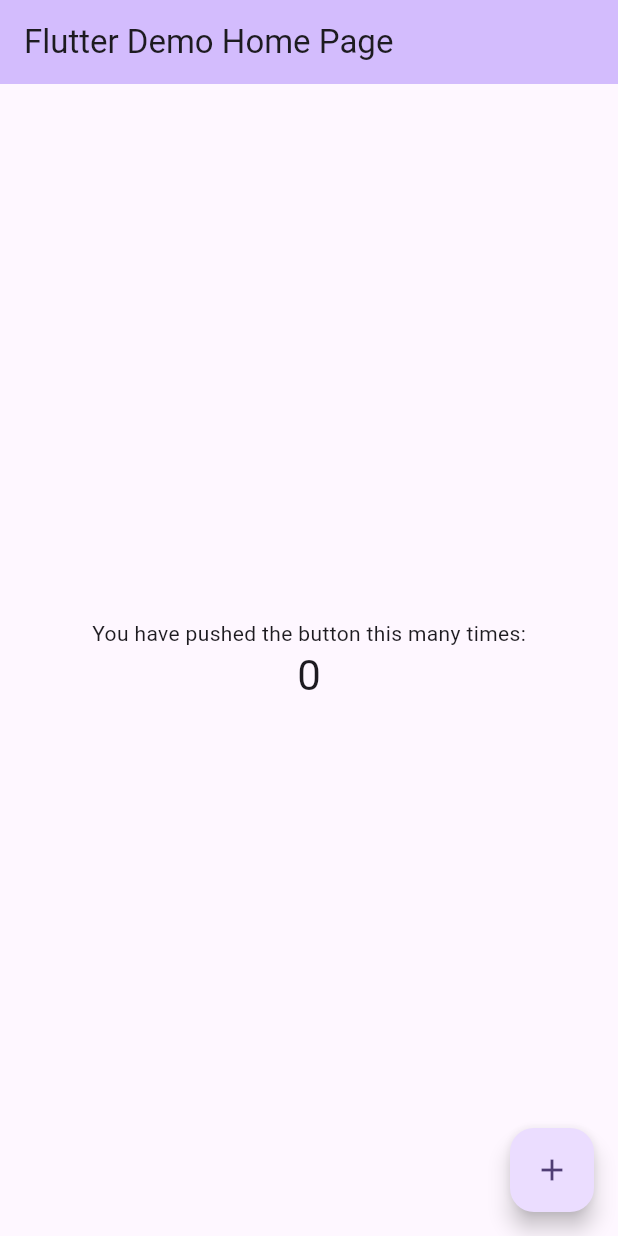
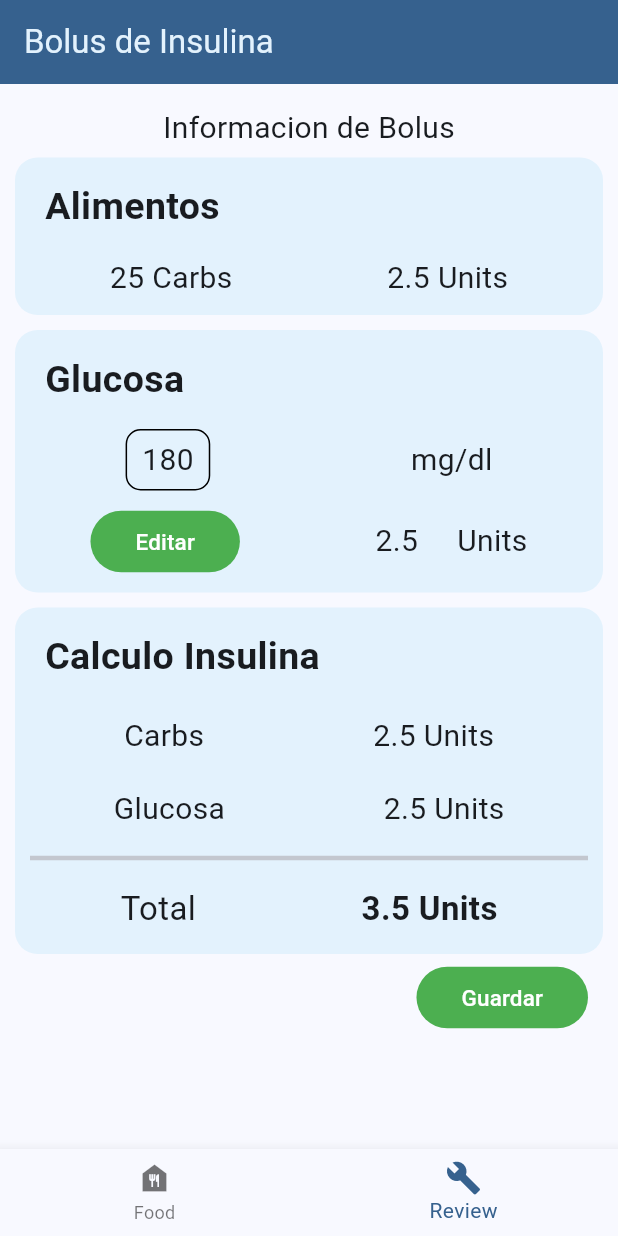
Before and after one commit to ochavirar/InsulineCalculator, a Flutter app: the screen it shows after launch, on a phone screen of 412 x 824 dp. Run offline on Flutter 3.47's test engine with Material 2 defaults, Android fonts, the phone set to English and light mode, and no system bars; our stand-ins replace flutter_slidable.

Commit message:
screen bolus y alimentos bolus

```diff
--- a/insuline_calculator/lib/main.dart
+++ b/insuline_calculator/lib/main.dart
@@ -1,4 +1,5 @@
 import 'package:flutter/material.dart';
+import 'screens/main_bolus.dart';
 
 void main() {
   runApp(const MyApp());
@@ -13,113 +14,10 @@ class MyApp extends StatelessWidget {
     return MaterialApp(
       title: 'Flutter Demo',
       theme: ThemeData(
-        // This is the theme of your application.
-        //
-        // TRY THIS: Try running your application with "flutter run". You'll see
-        // the application has a blue toolbar. Then, without quitting the app,
-        // try changing the seedColor in the colorScheme below to Colors.green
-        // and then invoke "hot reload" (save your changes or press the "hot
-        // reload" button in a Flutter-supported IDE, or press "r" if you used
-        // the command line to start the app).
-        //
-        // Notice that the counter didn't reset back to zero; the application
-        // state is not lost during the reload. To reset the state, use hot
-        // restart instead.
-        //
-        // This works for code too, not just values: Most code changes can be
-        // tested with just a hot reload.
-        colorScheme: ColorScheme.fromSeed(seedColor: Colors.deepPurple),
+        colorScheme: ColorScheme.fromSeed(seedColor: Colors.blue),
         useMaterial3: true,
       ),
-      home: const MyHomePage(title: 'Flutter Demo Home Page'),
+      home: MainBolusScreen(),
     );
   }
 }
-
-class MyHomePage extends StatefulWidget {
-  const MyHomePage({super.key, required this.title});
-
-  // This widget is the home page of your application. It is stateful, meaning
-  // that it has a State object (defined below) that contains fields that affect
-  // how it looks.
-
-  // This class is the configuration for the state. It holds the values (in this
-  // case the title) provided by the parent (in this case the App widget) and
-  // used by the build method of the State. Fields in a Widget subclass are
-  // always marked "final".
-
-  final String title;
-
-  @override
-  State<MyHomePage> createState() => _MyHomePageState();
-}
-
-class _MyHomePageState extends State<MyHomePage> {
-  int _counter = 0;
-
-  void _incrementCounter() {
-    setState(() {
-      // This call to setState tells the Flutter framework that something has
-      // changed in this State, which causes it to rerun the build method below
-      // so that the display can reflect the updated values. If we changed
-      // _counter without calling setState(), then the build method would not be
-      // called again, and so nothing would appear to happen.
-      _counter++;
-    });
-  }
-
-  @override
-  Widget build(BuildContext context) {
-    // This method is rerun every time setState is called, for instance as done
-    // by the _incrementCounter method above.
-    //
-    // The Flutter framework has been optimized to make rerunning build methods
-    // fast, so that you can just rebuild anything that needs updating rather
-    // than having to individually change instances of widgets.
-    return Scaffold(
-      appBar: AppBar(
-        // TRY THIS: Try changing the color here to a specific color (to
-        // Colors.amber, perhaps?) and trigger a hot reload to see the AppBar
-        // change color while the other colors stay the same.
-        backgroundColor: Theme.of(context).colorScheme.inversePrimary,
-        // Here we take the value from the MyHomePage object that was created by
-        // the App.build method, and use it to set our appbar title.
-        title: Text(widget.title),
-      ),
-      body: Center(
-        // Center is a layout widget. It takes a single child and positions it
-        // in the middle of the parent.
-        child: Column(
-          // Column is also a layout widget. It takes a list of children and
-          // arranges them vertically. By default, it sizes itself to fit its
-          // children horizontally, and tries to be as tall as its parent.
-          //
-          // Column has various properties to control how it sizes itself and
-          // how it positions its children. Here we use mainAxisAlignment to
-          // center the children vertically; the main axis here is the vertical
-          // axis because Columns are vertical (the cross axis would be
-          // horizontal).
-          //
-          // TRY THIS: Invoke "debug painting" (choose the "Toggle Debug Paint"
-          // action in the IDE, or press "p" in the console), to see the
-          // wireframe for each widget.
-          mainAxisAlignment: MainAxisAlignment.center,
-          children: <Widget>[
-            const Text(
-              'You have pushed the button this many times:',
-            ),
-            Text(
-              '$_counter',
-              style: Theme.of(context).textTheme.headlineMedium,
-            ),
-          ],
-        ),
-      ),
-      floatingActionButton: FloatingActionButton(
-        onPressed: _incrementCounter,
-        tooltip: 'Increment',
-        child: const Icon(Icons.add),
-      ), // This trailing comma makes auto-formatting nicer for build methods.
-    );
-  }
-}
--- /dev/null
+++ b/insuline_calculator/lib/screens/bolus_data.dart
@@ -0,0 +1,282 @@
+import 'package:flutter/material.dart';
+
+class BolusData extends StatefulWidget {
+  const BolusData({super.key});
+
+  @override
+  State<BolusData> createState() => _BolusDataState();
+}
+
+class _BolusDataState extends State<BolusData> {
+  @override
+  Widget build(BuildContext context) {
+    return Column(
+      children: [
+        Row(
+          mainAxisAlignment: MainAxisAlignment.center,
+          children: [
+            Container(
+              padding: EdgeInsets.only(top: 15),
+              child: Text(
+                'Informacion de Bolus',
+                style: TextStyle(fontSize: 20),
+              ),
+            )
+          ],
+        ),
+        Container(
+          padding: const EdgeInsets.symmetric(vertical: 5, horizontal: 10),
+          margin: const EdgeInsets.symmetric(vertical: 5, horizontal: 10),
+          decoration: BoxDecoration(
+            borderRadius: BorderRadius.circular(15),
+            color: Theme.of(context).secondaryHeaderColor,
+          ),
+          child: Column(
+            children: [
+              Row(
+                mainAxisAlignment: MainAxisAlignment.start,
+                children: [
+                  Container(
+                    margin: EdgeInsets.all(5),
+                    padding: EdgeInsets.all(5),
+                    child: Text(
+                      'Alimentos',
+                      style:
+                          TextStyle(fontWeight: FontWeight.bold, fontSize: 25),
+                    ),
+                  )
+                ],
+              ),
+              Padding(
+                padding:
+                    const EdgeInsets.symmetric(vertical: 5, horizontal: 10),
+                child: Row(
+                  mainAxisAlignment: MainAxisAlignment.spaceEvenly,
+                  children: [
+                    Padding(
+                      padding: const EdgeInsets.only(right: 40),
+                      child: Text(
+                        '25' + ' Carbs',
+                        style: TextStyle(fontSize: 20),
+                      ),
+                    ),
+                    Padding(
+                      padding: const EdgeInsets.only(left: 20),
+                      child: Text(
+                        '2.5' + ' Units',
+                        style: TextStyle(fontSize: 20),
+                      ),
+                    ),
+                  ],
+                ),
+              )
+            ],
+          ),
+        ),
+        Container(
+          padding: const EdgeInsets.symmetric(vertical: 5, horizontal: 10),
+          margin: const EdgeInsets.symmetric(vertical: 5, horizontal: 10),
+          //height: 130,
+          decoration: BoxDecoration(
+            borderRadius: BorderRadius.circular(15),
+            color: Theme.of(context).secondaryHeaderColor,
+          ),
+          child: Column(
+            children: [
+              Row(
+                mainAxisAlignment: MainAxisAlignment.start,
+                children: [
+                  Container(
+                    margin: EdgeInsets.all(5),
+                    padding: EdgeInsets.all(5),
+                    child: Text(
+                      'Glucosa',
+                      style:
+                          TextStyle(fontWeight: FontWeight.bold, fontSize: 25),
+                    ),
+                  )
+                ],
+              ),
+              Padding(
+                padding:
+                    const EdgeInsets.symmetric(vertical: 5, horizontal: 10),
+                child: Row(
+                  mainAxisAlignment: MainAxisAlignment.spaceEvenly,
+                  children: [
+                    Container(
+                      margin: EdgeInsets.only(right: 60),
+                      padding: const EdgeInsets.symmetric(
+                          horizontal: 10, vertical: 5),
+                      decoration: BoxDecoration(
+                          border: Border.all(color: Colors.black),
+                          borderRadius: BorderRadius.circular(10)),
+                      child: Center(
+                        child: Text(
+                          '180',
+                          style: TextStyle(fontSize: 20),
+                        ),
+                      ),
+                    ),
+                    Padding(
+                      padding: const EdgeInsets.only(left: 20),
+                      child: Text(
+                        'mg/dl',
+                        style: TextStyle(fontSize: 20),
+                      ),
+                    ),
+                  ],
+                ),
+              ),
+              Padding(
+                padding:
+                    const EdgeInsets.symmetric(vertical: 5, horizontal: 10),
+                child: Row(
+                  mainAxisAlignment: MainAxisAlignment.spaceEvenly,
+                  children: [
+                    Padding(
+                      padding: const EdgeInsets.only(right: 40),
+                      child: TextButton(
+                        style: TextButton.styleFrom(
+                            padding: EdgeInsets.symmetric(
+                                horizontal: 30, vertical: 10),
+                            backgroundColor: Colors.green,
+                            foregroundColor: Colors.white),
+                        child: Text(
+                          'Editar',
+                          style: TextStyle(fontSize: 15),
+                        ),
+                        onPressed: () {},
+                      ),
+                    ),
+                    Padding(
+                      padding: const EdgeInsets.only(left: 20),
+                      child: Text(
+                        '2.5' + '     Units',
+                        style: TextStyle(fontSize: 20),
+                      ),
+                    ),
+                  ],
+                ),
+              )
+            ],
+          ),
+        ),
+        Container(
+          padding: const EdgeInsets.symmetric(vertical: 5, horizontal: 10),
+          margin: const EdgeInsets.symmetric(vertical: 5, horizontal: 10),
+          decoration: BoxDecoration(
+            borderRadius: BorderRadius.circular(15),
+            color: Theme.of(context).secondaryHeaderColor,
+          ),
+          child: Column(
+            children: [
+              Row(
+                mainAxisAlignment: MainAxisAlignment.start,
+                children: [
+                  Container(
+                    margin: EdgeInsets.all(5),
+                    padding: EdgeInsets.all(5),
+                    child: Text(
+                      'Calculo Insulina',
+                      style:
+                          TextStyle(fontWeight: FontWeight.bold, fontSize: 25),
+                    ),
+                  )
+                ],
+              ),
+              const Padding(
+                padding: EdgeInsets.all(10.0),
+                child: Row(
+                  mainAxisAlignment: MainAxisAlignment.spaceEvenly,
+                  children: [
+                    Padding(
+                      padding: EdgeInsets.only(right: 40),
+                      child: Text(
+                        'Carbs',
+                        style: TextStyle(fontSize: 20),
+                      ),
+                    ),
+                    Padding(
+                      padding: EdgeInsets.only(left: 20),
+                      child: Text(
+                        '2.5' + ' Units',
+                        style: TextStyle(fontSize: 20),
+                      ),
+                    ),
+                  ],
+                ),
+              ),
+              const Padding(
+                padding: EdgeInsets.all(10.0),
+                child: Row(
+                  mainAxisAlignment: MainAxisAlignment.spaceEvenly,
+                  children: [
+                    Padding(
+                      padding: EdgeInsets.only(right: 40),
+                      child: Text(
+                        'Glucosa',
+                        style: TextStyle(fontSize: 20),
+                      ),
+                    ),
+                    Padding(
+                      padding: EdgeInsets.only(left: 20),
+                      child: Text(
+                        '2.5' + ' Units',
+                        style: TextStyle(fontSize: 20),
+                      ),
+                    ),
+                  ],
+                ),
+              ),
+              Divider(
+                thickness: 3,
+              ),
+              const Padding(
+                padding: EdgeInsets.all(10.0),
+                child: Row(
+                  mainAxisAlignment: MainAxisAlignment.spaceEvenly,
+                  children: [
+                    Padding(
+                      padding: EdgeInsets.only(right: 40),
+                      child: Text(
+                        'Total',
+                        style: TextStyle(fontSize: 22),
+                      ),
+                    ),
+                    Padding(
+                      padding: EdgeInsets.only(left: 20),
+                      child: Text(
+                        '3.5' + ' Units',
+                        style: TextStyle(
+                            fontSize: 22, fontWeight: FontWeight.bold),
+                      ),
+                    ),
+                  ],
+                ),
+              ),
+            ],
+          ),
+        ),
+        Row(
+          mainAxisAlignment: MainAxisAlignment.end,
+          children: [
+            Container(
+              margin: EdgeInsets.symmetric(horizontal: 20),
+              child: TextButton(
+                style: TextButton.styleFrom(
+                    padding: EdgeInsets.symmetric(horizontal: 30, vertical: 10),
+                    backgroundColor: Colors.green,
+                    foregroundColor: Colors.white),
+                child: Text(
+                  'Guardar',
+                  style: TextStyle(fontSize: 15),
+                ),
+                onPressed: () {},
+              ),
+            ),
+          ],
+        )
+      ],
+    );
+  }
+}
--- /dev/null
+++ b/insuline_calculator/lib/screens/bolus_food.dart
@@ -0,0 +1,39 @@
+import 'package:flutter/material.dart';
+
+import 'package:insuline_calculator/widgets/bolus_food_item.dart';
+
+class BolusFood extends StatefulWidget {
+  const BolusFood({super.key});
+
+  @override
+  State<BolusFood> createState() => _BolusFoodState();
+}
+
+class _BolusFoodState extends State<BolusFood> {
+  @override
+  Widget build(BuildContext context) {
+    return Column(
+      children: [
+        Row(
+          mainAxisAlignment: MainAxisAlignment.end,
+          children: [
+            Container(
+              margin: const EdgeInsets.all(5),
+              padding: const EdgeInsets.all(6),
+              decoration: BoxDecoration(
+                  color: Theme.of(context).splashColor,
+                  borderRadius: BorderRadius.circular(5)),
+              child: Text(
+                'Total de alimentos: ' + 'xnum',
+                style: TextStyle(fontSize: 20),
+              ),
+            ),
+          ],
+        ),
+        Column(
+          children: [BolusFoodItem(), BolusFoodItem(), BolusFoodItem()],
+        )
+      ],
+    );
+  }
+}
--- /dev/null
+++ b/insuline_calculator/lib/screens/main_bolus.dart
@@ -0,0 +1,42 @@
+import 'package:flutter/material.dart';
+import 'bolus_data.dart';
+import 'bolus_food.dart';
+
+class MainBolusScreen extends StatefulWidget {
+  const MainBolusScreen({super.key});
+
+  @override
+  State<MainBolusScreen> createState() => _MainBolusScreenState();
+}
+
+class _MainBolusScreenState extends State<MainBolusScreen> {
+  int _selectedPage = 1;
+  final List<Widget> _pages = [const BolusFood(), const BolusData()];
+
+  @override
+  Widget build(BuildContext context) {
+    return Scaffold(
+        appBar: AppBar(
+          title: Text(
+            'Bolus de Insulina',
+            style: TextStyle(
+              color: Theme.of(context).secondaryHeaderColor,
+            ),
+          ),
+          backgroundColor: Theme.of(context).primaryColor,
+        ),
+        body: _pages[_selectedPage],
+        bottomNavigationBar: BottomNavigationBar(
+          currentIndex: _selectedPage,
+          onTap: (int index) {
+            setState(() {
+              _selectedPage = index;
+            });
+          },
+          items: const [
+            BottomNavigationBarItem(icon: Icon(Icons.food_bank), label: 'Food'),
+            BottomNavigationBarItem(icon: Icon(Icons.build), label: 'Review'),
+          ],
+        ));
+  }
+}
--- /dev/null
+++ b/insuline_calculator/lib/widgets/bolus_food_item.dart
@@ -0,0 +1,78 @@
+import 'package:flutter/material.dart';
+import 'package:flutter_slidable/flutter_slidable.dart';
+
+class BolusFoodItem extends StatefulWidget {
+  const BolusFoodItem({super.key});
+
+  @override
+  State<BolusFoodItem> createState() => _BolusFoodItemState();
+}
+
+void deleteItem(context) {}
+void editItem(context) {
+  //mostrar el dialog de la edicion de la comida
+}
+
+class _BolusFoodItemState extends State<BolusFoodItem> {
+  @override
+  Widget build(BuildContext context) {
+    return Container(
+      padding: const EdgeInsets.symmetric(vertical: 5, horizontal: 10),
+      margin: const EdgeInsets.symmetric(vertical: 5, horizontal: 10),
+      decoration: BoxDecoration(
+        borderRadius: BorderRadius.circular(15),
+        color: Theme.of(context).secondaryHeaderColor,
+      ),
+      child: Slidable(
+        key: const ValueKey(0),
+        endActionPane: ActionPane(motion: const ScrollMotion(), children: [
+          SlidableAction(
+            onPressed: editItem,
+            backgroundColor: Colors.green,
+            foregroundColor: Theme.of(context).secondaryHeaderColor,
+            icon: Icons.edit,
+          ),
+          SlidableAction(
+            onPressed: deleteItem,
+            backgroundColor: Colors.red,
+            foregroundColor: Theme.of(context).secondaryHeaderColor,
+            icon: Icons.delete,
+          )
+        ]),
+        child: Row(
+          children: [
+            const Padding(
+              padding: EdgeInsets.only(left: 6, right: 20, top: 5, bottom: 5),
+              child: Image(
+                image: NetworkImage(
+                    'https://www.thewholesomedish.com/wp-content/uploads/2019/06/The-Best-Classic-Tacos-550.jpg'),
+                height: 63,
+                width: 63,
+              ),
+            ),
+            const Column(
+              children: [
+                Text(
+                  'Zucaritas',
+                  style: TextStyle(fontSize: 20, fontWeight: FontWeight.bold),
+                ),
+                Text(
+                  '30 grams',
+                  style: TextStyle(),
+                )
+              ],
+            ),
+            Expanded(child: Container()),
+            const Padding(
+              padding: EdgeInsets.only(right: 10),
+              child: Text(
+                '27 Carbs',
+                style: TextStyle(fontSize: 18),
+              ),
+            )
+          ],
+        ),
+      ),
+    );
+  }
+}
--- /dev/null
+++ b/insuline_calculator/lib/widgets/change_food_dialog.dart
@@ -0,0 +1,10 @@
+import 'package:flutter/material.dart';
+
+class EditFoodDialog extends StatelessWidget {
+  const EditFoodDialog({super.key});
+
+  @override
+  Widget build(BuildContext context) {
+    return Container();
+  }
+}
--- a/insuline_calculator/pubspec.yaml
+++ b/insuline_calculator/pubspec.yaml
@@ -35,6 +35,7 @@ dependencies:
   # The following adds the Cupertino Icons font to your application.
   # Use with the CupertinoIcons class for iOS style icons.
   cupertino_icons: ^1.0.2
+  flutter_slidable: ^3.0.0
 
 dev_dependencies:
   flutter_test:
```
Also changed, not shown: insuline_calculator/pubspec.lock.
